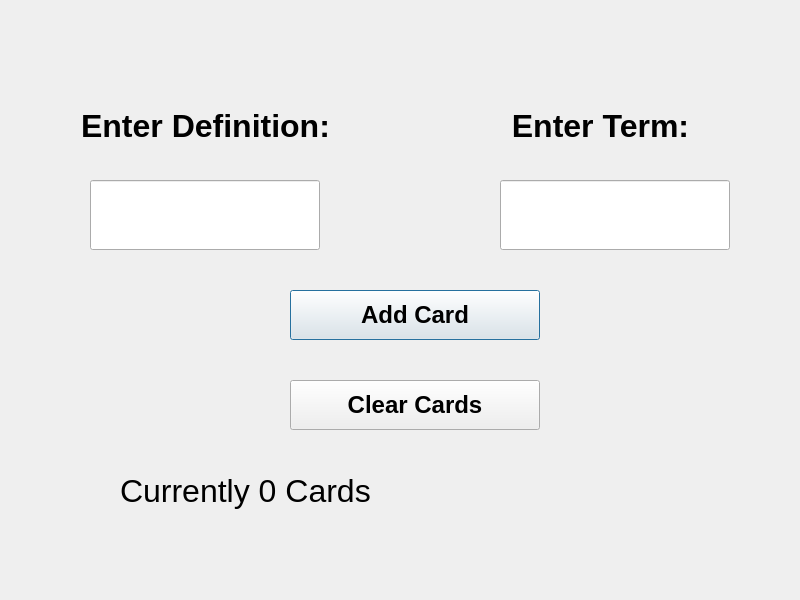
Above: cardaddscreen.ui from MONKEYFACE678/QuizardsQT before the change. Below: the same form after it.
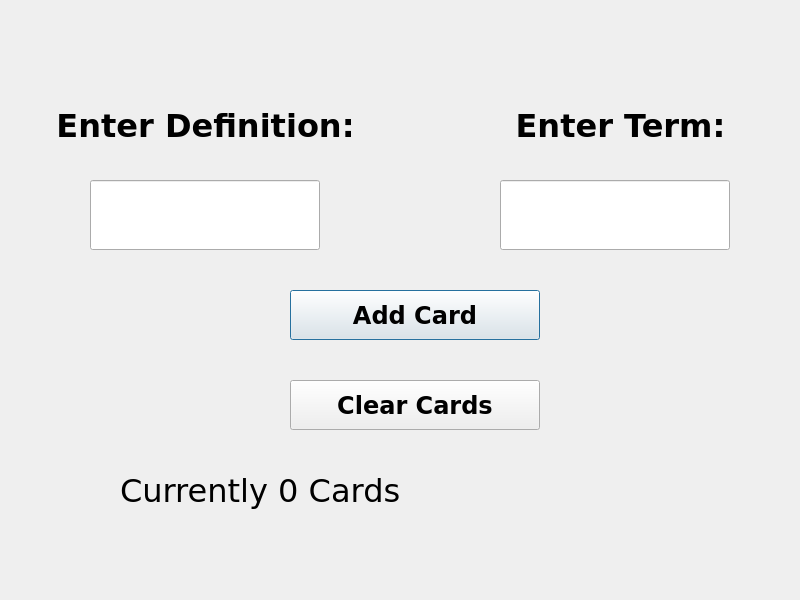
That is the form after the change.

```diff
--- a/cardaddscreen.ui
+++ b/cardaddscreen.ui
@@ -24,6 +24,7 @@
    </property>
    <property name="font">
     <font>
+     <family>Verdana</family>
      <pointsize>18</pointsize>
      <bold>true</bold>
     </font>
@@ -43,6 +44,7 @@
    </property>
    <property name="font">
     <font>
+     <family>Verdana</family>
      <pointsize>24</pointsize>
      <bold>false</bold>
     </font>
@@ -54,14 +56,15 @@
   <widget class="QLabel" name="label">
    <property name="geometry">
     <rect>
-     <x>70</x>
+     <x>50</x>
      <y>90</y>
-     <width>271</width>
+     <width>311</width>
      <height>71</height>
     </rect>
    </property>
    <property name="font">
     <font>
+     <family>Verdana</family>
      <pointsize>24</pointsize>
      <bold>true</bold>
     </font>
@@ -76,7 +79,7 @@
   <widget class="QLabel" name="label_2">
    <property name="geometry">
     <rect>
-     <x>480</x>
+     <x>500</x>
      <y>90</y>
      <width>241</width>
      <height>71</height>
@@ -84,6 +87,7 @@
    </property>
    <property name="font">
     <font>
+     <family>Verdana</family>
      <pointsize>24</pointsize>
      <bold>true</bold>
     </font>
@@ -142,6 +146,7 @@
    </property>
    <property name="font">
     <font>
+     <family>Verdana</family>
      <pointsize>18</pointsize>
      <bold>true</bold>
     </font>
```
Left out of the diff: 2 changed lines with no effect on the pictures.
